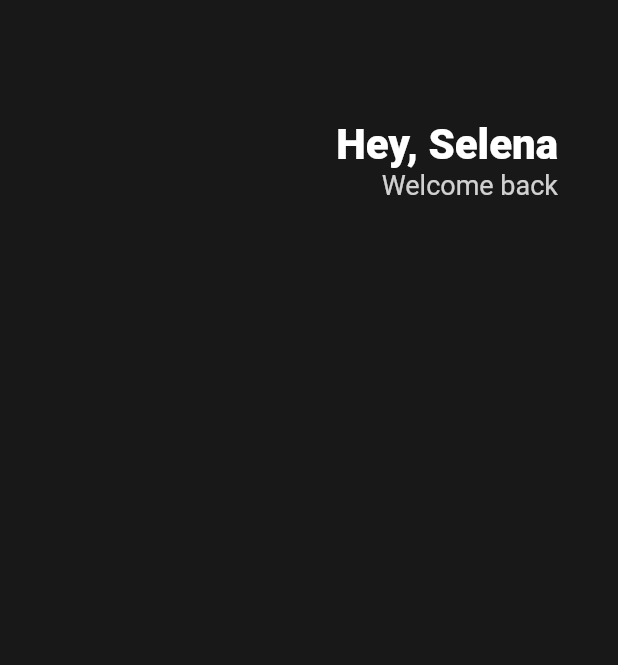
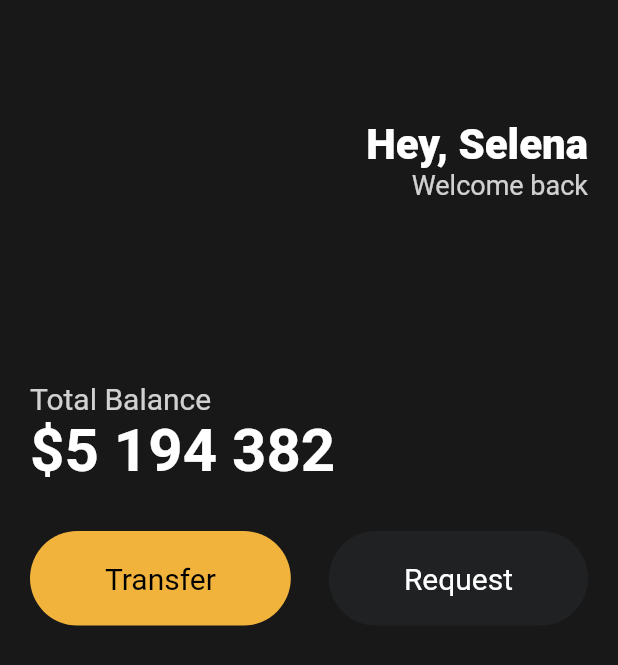
Before and after one commit to minho0315/toonflix, a Flutter app: the screen it shows after launch, on a phone screen of 412 x 824 dp. Shown: the top 665 px of the screen. Run offline on Flutter 3.47's test engine with Material 2 defaults, Android fonts, the phone set to English and light mode, and no system bars.

Commit message:
Reusable Widgets

```diff
--- a/lib/main.dart
+++ b/lib/main.dart
@@ -1,4 +1,5 @@
 import 'package:flutter/material.dart';
+import 'package:toonflix/widgets/Button.dart';
 
 void main() {
   runApp(App());
@@ -9,14 +10,15 @@ class App extends StatelessWidget {
   Widget build(BuildContext context) {
     return MaterialApp(
       home: Scaffold(
-        backgroundColor: Color(0xFF181818),
+        backgroundColor: const Color(0xFF181818),
         body: Padding(
-          padding: EdgeInsets.symmetric(
-            horizontal: 40,
+          padding: const EdgeInsets.symmetric(
+            horizontal: 20,
           ),
           child: Column(
+            crossAxisAlignment: CrossAxisAlignment.start,
             children: [
-              SizedBox(
+              const SizedBox(
                 height: 80,
               ),
               Row(
@@ -24,9 +26,9 @@ class App extends StatelessWidget {
                 children: [
                   Column(
                     crossAxisAlignment: CrossAxisAlignment.end,
-                    children: [
+                    children: const [
                       Text(
-                        "Hey, Selena",
+                        'Hey, Selena',
                         style: TextStyle(
                           color: Colors.white,
                           fontSize: 28,
@@ -34,7 +36,7 @@ class App extends StatelessWidget {
                         ),
                       ),
                       Text(
-                        "Welcome back",
+                        'Welcome back',
                         style: TextStyle(
                           color: Color.fromRGBO(255, 255, 255, 0.8),
                           fontSize: 18,
@@ -42,6 +44,42 @@ class App extends StatelessWidget {
                       ),
                     ],
                   )
+                ],
+              ),
+              const SizedBox(
+                height: 120,
+              ),
+              Text(
+                'Total Balance',
+                style: TextStyle(
+                  color: Colors.white.withOpacity(0.8),
+                  fontSize: 20,
+                ),
+              ),
+              const Text(
+                '\$5 194 382',
+                style: TextStyle(
+                  color: Colors.white,
+                  fontSize: 40,
+                  fontWeight: FontWeight.w600,
+                ),
+              ),
+              const SizedBox(
+                height: 30,
+              ),
+              Row(
+                mainAxisAlignment: MainAxisAlignment.spaceBetween,
+                children: const [
+                  Button(
+                    text: 'Transfer',
+                    bgColor: Color(0xFFF1B33B),
+                    textColor: Colors.black,
+                  ),
+                  Button(
+                    text: 'Request',
+                    bgColor: Color(0xFF1F2123),
+                    textColor: Colors.white,
+                  ),
                 ],
               )
             ],
--- /dev/null
+++ b/lib/widgets/button.dart
@@ -0,0 +1,37 @@
+import 'package:flutter/material.dart';
+
+class Button extends StatelessWidget {
+  final String text;
+  final Color bgColor;
+  final Color textColor;
+
+  const Button({
+    super.key,
+    required this.text,
+    required this.bgColor,
+    required this.textColor,
+  });
+
+  @override
+  Widget build(BuildContext context) {
+    return Container(
+      decoration: BoxDecoration(
+        color: bgColor,
+        borderRadius: BorderRadius.circular(45),
+      ),
+      child: Padding(
+        padding: const EdgeInsets.symmetric(
+          vertical: 20,
+          horizontal: 50,
+        ),
+        child: Text(
+          text,
+          style: TextStyle(
+            color: textColor,
+            fontSize: 20,
+          ),
+        ),
+      ),
+    );
+  }
+}
```
